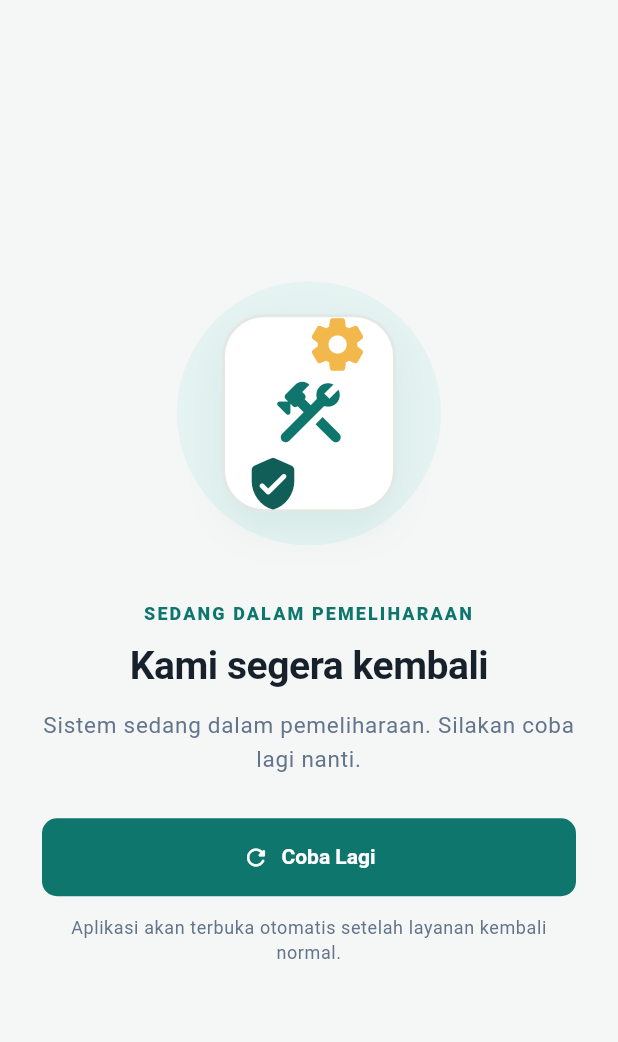
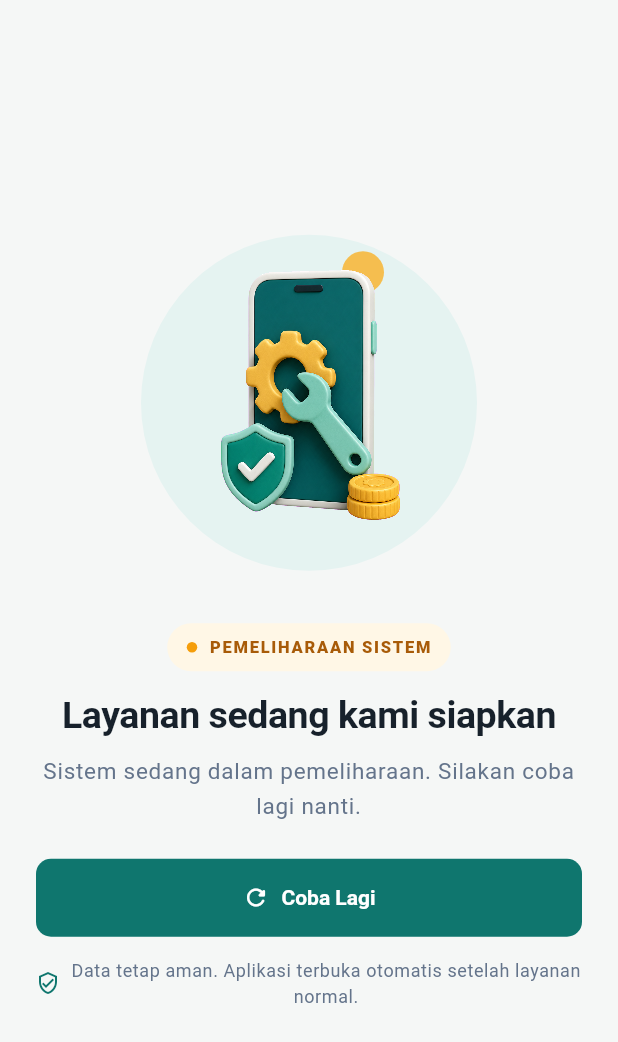
Before and after one commit to aqidfahrihafin/mobilesistem-keuangan-v1, a Flutter app: the MaintenanceScreen screen opened directly, on a phone screen of 412 x 824 dp. Shown: the top 1042 px of the screen. Run offline on Flutter 3.47's test engine with Material 3 defaults, Android fonts, the phone set to English and light mode, and no system bars; our stand-ins replace firebase_core, firebase_messaging, flutter_local_notifications, flutter_secure_storage, image_picker, local_auth and 4 more; missing offline and left inert: gal, mobile_scanner; accounts and stored records are empty; network calls fail.

Commit message:
feat: polish mobile maintenance experience

```diff
--- a/lib/screens/maintenance_screen.dart
+++ b/lib/screens/maintenance_screen.dart
@@ -16,32 +16,25 @@ class MaintenanceScreen extends StatelessWidget {
       body: SafeArea(
         child: Center(
           child: SingleChildScrollView(
-            padding: const EdgeInsets.all(28),
+            padding: const EdgeInsets.fromLTRB(24, 20, 24, 28),
             child: ConstrainedBox(
               constraints: const BoxConstraints(maxWidth: 440),
               child: Column(
                 mainAxisAlignment: MainAxisAlignment.center,
                 children: [
                   const _MaintenanceIllustration(),
-                  const SizedBox(height: 32),
+                  const SizedBox(height: 22),
+                  const _MaintenanceBadge(),
+                  const SizedBox(height: 14),
                   Text(
-                    'SEDANG DALAM PEMELIHARAAN',
+                    'Layanan sedang kami siapkan',
                     textAlign: TextAlign.center,
-                    style: Theme.of(context).textTheme.labelMedium?.copyWith(
-                      color: AppColors.primary,
-                      fontWeight: FontWeight.w800,
-                      letterSpacing: 1.4,
+                    style: Theme.of(context).textTheme.headlineSmall?.copyWith(
+                      fontSize: 25,
+                      height: 1.22,
                     ),
                   ),
-                  const SizedBox(height: 12),
-                  Text(
-                    'Kami segera kembali',
-                    textAlign: TextAlign.center,
-                    style: Theme.of(context).textTheme.headlineSmall?.copyWith(
-                      fontSize: 26,
-                    ),
-                  ),
-                  const SizedBox(height: 12),
+                  const SizedBox(height: 10),
                   Text(
                     maintenance.message,
                     textAlign: TextAlign.center,
@@ -52,35 +45,9 @@ class MaintenanceScreen extends StatelessWidget {
                   ),
                   if (expected != null) ...[
                     const SizedBox(height: 20),
-                    Container(
-                      padding: const EdgeInsets.symmetric(
-                        horizontal: 16,
-                        vertical: 11,
-                      ),
-                      decoration: BoxDecoration(
-                        color: AppColors.surface,
-                        border: Border.all(color: AppColors.border),
-                        borderRadius: BorderRadius.circular(14),
-                      ),
-                      child: Row(
-                        mainAxisSize: MainAxisSize.min,
-                        children: [
-                          const Icon(
-                            Icons.schedule_rounded,
-                            size: 19,
-                            color: AppColors.primary,
-                          ),
-                          const SizedBox(width: 8),
-                          Text(
-                            'Perkiraan selesai ${_formatDate(expected)}',
-                            style: Theme.of(context).textTheme.bodyMedium
-                                ?.copyWith(fontWeight: FontWeight.w600),
-                          ),
-                        ],
-                      ),
-                    ),
+                    _EstimateCard(expected: expected),
                   ],
-                  const SizedBox(height: 28),
+                  const SizedBox(height: 24),
                   SizedBox(
                     width: double.infinity,
                     height: 52,
@@ -95,17 +62,29 @@ class MaintenanceScreen extends StatelessWidget {
                             )
                           : const Icon(Icons.refresh_rounded),
                       label: Text(
-                        maintenance.checking ? 'Memeriksa…' : 'Coba Lagi',
+                        maintenance.checking ? 'Memeriksa...' : 'Coba Lagi',
                       ),
                     ),
                   ),
-                  const SizedBox(height: 12),
-                  Text(
-                    'Aplikasi akan terbuka otomatis setelah layanan kembali normal.',
-                    textAlign: TextAlign.center,
-                    style: Theme.of(context).textTheme.bodySmall?.copyWith(
-                      color: AppColors.muted,
-                    ),
+                  const SizedBox(height: 14),
+                  Row(
+                    mainAxisAlignment: MainAxisAlignment.center,
+                    children: [
+                      const Icon(
+                        Icons.verified_user_outlined,
+                        size: 16,
+                        color: AppColors.primary,
+                      ),
+                      const SizedBox(width: 7),
+                      Flexible(
+                        child: Text(
+                          'Data tetap aman. Aplikasi terbuka otomatis setelah layanan normal.',
+                          textAlign: TextAlign.center,
+                          style: Theme.of(context).textTheme.bodySmall
+                              ?.copyWith(color: AppColors.muted),
+                        ),
+                      ),
+                    ],
                   ),
                 ],
               ),
@@ -115,12 +94,107 @@ class MaintenanceScreen extends StatelessWidget {
       ),
     );
   }
+}
+
+class _MaintenanceBadge extends StatelessWidget {
+  const _MaintenanceBadge();
+
+  @override
+  Widget build(BuildContext context) {
+    return Container(
+      padding: const EdgeInsets.symmetric(horizontal: 13, vertical: 8),
+      decoration: BoxDecoration(
+        color: const Color(0xFFFFF7E6),
+        borderRadius: BorderRadius.circular(999),
+      ),
+      child: Row(
+        mainAxisSize: MainAxisSize.min,
+        children: [
+          Container(
+            width: 7,
+            height: 7,
+            decoration: const BoxDecoration(
+              color: Color(0xFFF59E0B),
+              shape: BoxShape.circle,
+            ),
+          ),
+          const SizedBox(width: 8),
+          Text(
+            'PEMELIHARAAN SISTEM',
+            style: Theme.of(context).textTheme.labelSmall?.copyWith(
+              color: const Color(0xFFA85B08),
+              fontWeight: FontWeight.w800,
+              letterSpacing: 1.15,
+            ),
+          ),
+        ],
+      ),
+    );
+  }
+}
+
+class _EstimateCard extends StatelessWidget {
+  final DateTime expected;
+
+  const _EstimateCard({required this.expected});
+
+  @override
+  Widget build(BuildContext context) {
+    return Container(
+      padding: const EdgeInsets.symmetric(horizontal: 16, vertical: 12),
+      decoration: BoxDecoration(
+        color: AppColors.surface,
+        border: Border.all(color: AppColors.border),
+        borderRadius: BorderRadius.circular(15),
+        boxShadow: const [
+          BoxShadow(
+            color: Color(0x0D0F766E),
+            blurRadius: 16,
+            offset: Offset(0, 7),
+          ),
+        ],
+      ),
+      child: Row(
+        mainAxisSize: MainAxisSize.min,
+        children: [
+          const Icon(
+            Icons.schedule_rounded,
+            size: 20,
+            color: AppColors.primary,
+          ),
+          const SizedBox(width: 10),
+          Column(
+            crossAxisAlignment: CrossAxisAlignment.start,
+            children: [
+              Text(
+                'Perkiraan selesai',
+                style: Theme.of(context).textTheme.bodySmall?.copyWith(
+                  color: AppColors.muted,
+                  fontSize: 11,
+                ),
+              ),
+              const SizedBox(height: 2),
+              Text(
+                '${_formatDate(expected)} WIB',
+                style: Theme.of(context).textTheme.bodyMedium?.copyWith(
+                  fontWeight: FontWeight.w700,
+                ),
+              ),
+            ],
+          ),
+        ],
+      ),
+    );
+  }
 
   static String _formatDate(DateTime value) {
-    const months = ['Jan', 'Feb', 'Mar', 'Apr', 'Mei', 'Jun', 'Jul', 'Agu', 'Sep', 'Okt', 'Nov', 'Des'];
+    const months = [
+      'Jan', 'Feb', 'Mar', 'Apr', 'Mei', 'Jun',
+      'Jul', 'Agu', 'Sep', 'Okt', 'Nov', 'Des',
+    ];
     final hour = value.hour.toString().padLeft(2, '0');
     final minute = value.minute.toString().padLeft(2, '0');
-    return '${value.day} ${months[value.month - 1]} $hour:$minute';
+    return '${value.day} ${months[value.month - 1]}, $hour:$minute';
   }
 }
 
@@ -130,55 +204,40 @@ class _MaintenanceIllustration extends StatelessWidget {
   @override
   Widget build(BuildContext context) {
     return SizedBox(
-      height: 190,
+      height: 250,
       child: Stack(
         alignment: Alignment.center,
         children: [
           Container(
-            width: 176,
-            height: 176,
+            width: 224,
+            height: 224,
             decoration: const BoxDecoration(
               shape: BoxShape.circle,
               color: Color(0xFFE5F3F1),
             ),
           ),
-          Container(
-            width: 116,
-            height: 132,
-            decoration: BoxDecoration(
-              color: Colors.white,
-              borderRadius: BorderRadius.circular(28),
-              border: Border.all(color: AppColors.border, width: 2),
-              boxShadow: const [
-                BoxShadow(
-                  color: Color(0x140F766E),
-                  blurRadius: 24,
-                  offset: Offset(0, 12),
-                ),
-              ],
-            ),
-            child: const Icon(
-              Icons.construction_rounded,
-              size: 54,
-              color: AppColors.primary,
+          Positioned(
+            top: 24,
+            right: 62,
+            child: Container(
+              width: 28,
+              height: 28,
+              decoration: const BoxDecoration(
+                shape: BoxShape.circle,
+                color: Color(0xFFF5BE4F),
+              ),
             ),
           ),
-          const Positioned(
-            right: 48,
-            top: 28,
-            child: Icon(
-              Icons.settings_rounded,
-              size: 42,
-              color: Color(0xFFF2B84B),
-            ),
-          ),
-          const Positioned(
-            left: 45,
-            bottom: 29,
-            child: Icon(
-              Icons.verified_user_rounded,
-              size: 38,
-              color: AppColors.primaryDark,
+          Image.asset(
+            'assets/images/maintenance-secure-transparent.png',
+            height: 244,
+            fit: BoxFit.contain,
+            filterQuality: FilterQuality.high,
+            gaplessPlayback: true,
+            errorBuilder: (_, _, _) => const Icon(
+              Icons.admin_panel_settings_rounded,
+              size: 96,
+              color: AppColors.primary,
             ),
           ),
         ],
--- a/pubspec.yaml
+++ b/pubspec.yaml
@@ -83,6 +83,7 @@ flutter:
     - assets/images/onboarding-tagihan-transparent.webp
     - assets/images/onboarding-laporan-transparent.webp
     - assets/images/onboarding-keamanan-transparent.webp
+    - assets/images/maintenance-secure-transparent.png
 
   # To add assets to your application, add an assets section, like this:
   # assets:
```
Also changed, not shown: assets/images/maintenance-secure-transparent.png (added).
